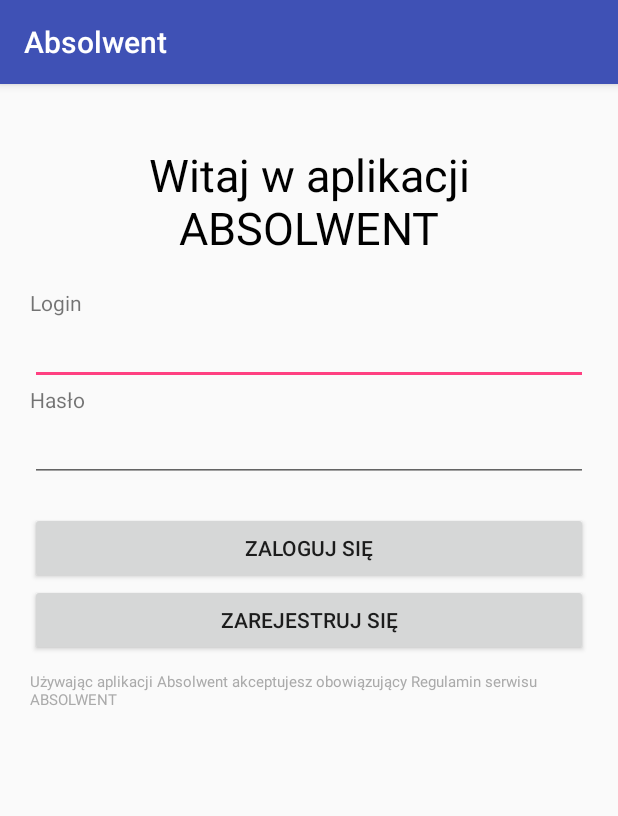
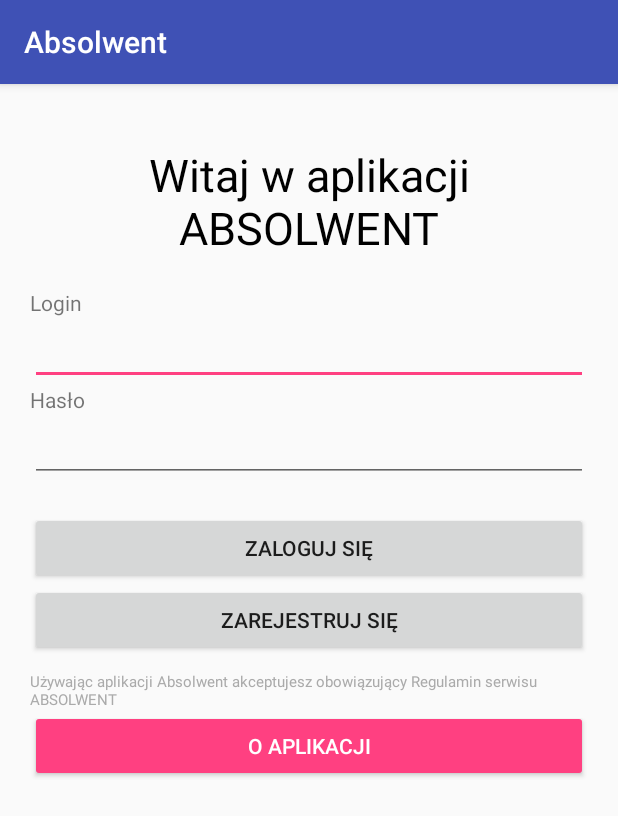
Before and after one commit to KrzysztofStanek/AbsolwentAPP, an Android app: the screen it shows after launch (MainActivity), on a phone screen of 412 x 824 dp. Shown: the top 816 px of the screen. Run offline under Robolectric (Android 15) with nearby library versions, the phone set to English and light mode, and no system bars.

Commit message:
o aplikacji

```diff
--- a/app/src/main/java/com/example/wsizoprojekt/absolwent/MainActivity.java
+++ b/app/src/main/java/com/example/wsizoprojekt/absolwent/MainActivity.java
@@ -15,12 +15,30 @@ public class MainActivity extends AppCompatActivity {
         setContentView(R.layout.activity_main);
 
         Button bZarejestruj = findViewById(R.id.bZarejestruj);
+        Button bZaloguj = findViewById(R.id.bZaloguj);
+        Button bOaplikacji = findViewById(R.id.bOaplikacji);
+
+        bOaplikacji.setOnClickListener(new View.OnClickListener() {
+            @Override
+            public void onClick(View view) {
+                Intent intent = new Intent(MainActivity.this, oaplikacji.class);
+                MainActivity.this.startActivity(intent);
+            }
+        });
+
 
         bZarejestruj.setOnClickListener(new View.OnClickListener() {
             @Override
             public void onClick(View view) {
-                //Toast.makeText(MainActivity.this, "TODO", Toast.LENGTH_SHORT).show();
                 Intent intent = new Intent(MainActivity.this, rejestracjaActivity.class);
+                MainActivity.this.startActivity(intent);
+            }
+        });
+
+        bZaloguj.setOnClickListener(new View.OnClickListener() {
+            @Override
+            public void onClick(View view) {
+                Intent intent = new Intent(MainActivity.this, tablica.class);
                 MainActivity.this.startActivity(intent);
             }
         });
--- a/app/src/main/res/layout/activity_main.xml
+++ b/app/src/main/res/layout/activity_main.xml
@@ -84,5 +84,13 @@
         android:layout_marginTop="10dp"
         />
 
+    <Button
+        android:id="@+id/bOaplikacji"
+        style="@style/Widget.AppCompat.Button.Colored"
+        android:layout_width="match_parent"
+        android:layout_height="wrap_content"
+        android:layout_weight="1"
+        android:text="O aplikacji" />
+
 
 </LinearLayout>
```
Also changed, not shown: app/src/main/AndroidManifest.xml (+10 -3 lines).
